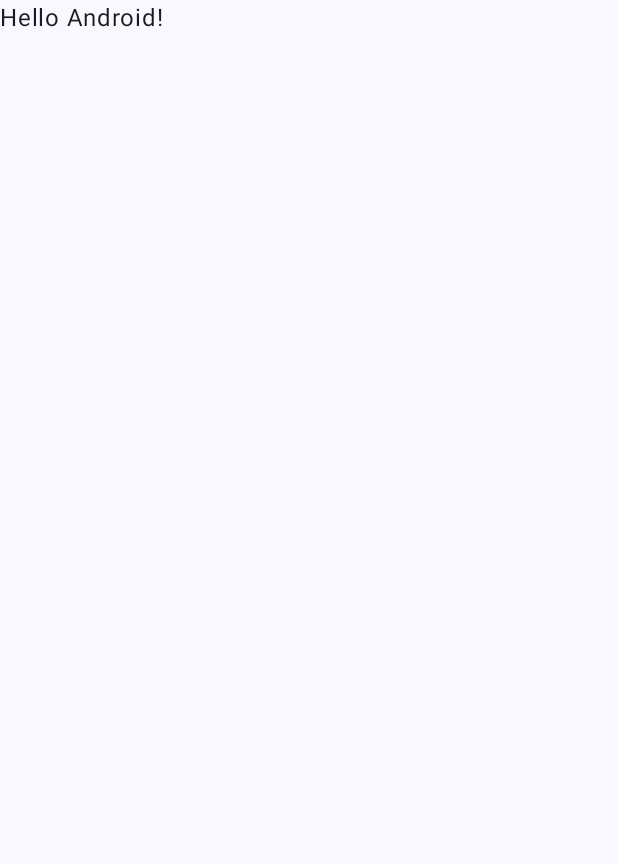
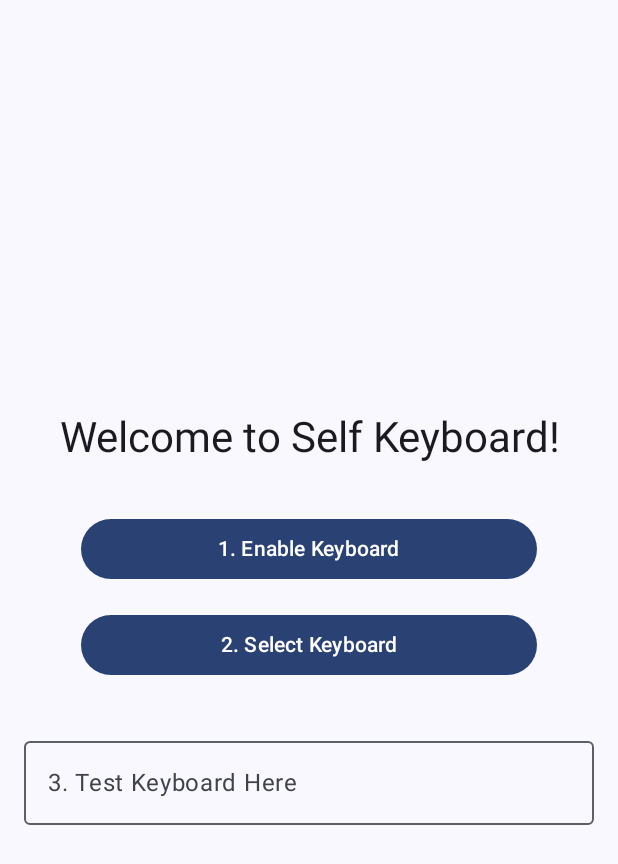
Before and after one commit to QiuWenLL/self_key_board, an Android app built with Jetpack Compose: the screen it shows after launch (MainActivity), on a phone screen of 412 x 824 dp. Before the commit the part shown is almost empty. Shown: the top 864 px of the screen. Run offline under Robolectric (Android 15) with nearby library versions, the light colour scheme and no system bars.

Commit message:
feat：实现基本键盘功能

```diff
--- a/app/src/main/java/com/example/keyboard/MainActivity.kt
+++ b/app/src/main/java/com/example/keyboard/MainActivity.kt
@@ -1,28 +1,36 @@
 package com.example.keyboard
 
+import android.content.Context
+import android.content.Intent
 import android.os.Bundle
+import android.provider.Settings
+import android.view.inputmethod.InputMethodManager
 import androidx.activity.ComponentActivity
 import androidx.activity.compose.setContent
-import androidx.activity.enableEdgeToEdge
-import androidx.compose.foundation.layout.fillMaxSize
-import androidx.compose.foundation.layout.padding
-import androidx.compose.material3.Scaffold
-import androidx.compose.material3.Text
+import androidx.compose.foundation.layout.*
+import androidx.compose.material3.*
 import androidx.compose.runtime.Composable
+import androidx.compose.ui.Alignment
 import androidx.compose.ui.Modifier
-import androidx.compose.ui.tooling.preview.Preview
+import androidx.compose.ui.text.style.TextAlign
+import androidx.compose.ui.unit.dp
 import com.example.keyboard.ui.theme.KeyboardTheme
 
 class MainActivity : ComponentActivity() {
     override fun onCreate(savedInstanceState: Bundle?) {
         super.onCreate(savedInstanceState)
-        enableEdgeToEdge()
         setContent {
             KeyboardTheme {
                 Scaffold(modifier = Modifier.fillMaxSize()) { innerPadding ->
-                    Greeting(
-                        name = "Android",
-                        modifier = Modifier.padding(innerPadding)
+                    SetupScreen(
+                        modifier = Modifier.padding(innerPadding),
+                        onEnableKeyboardClick = {
+                            startActivity(Intent(Settings.ACTION_INPUT_METHOD_SETTINGS))
+                        },
+                        onSelectKeyboardClick = {
+                            val imm = getSystemService(Context.INPUT_METHOD_SERVICE) as InputMethodManager
+                            imm.showInputMethodPicker()
+                        }
                     )
                 }
             }
@@ -31,17 +39,48 @@
 }
 
 @Composable
-fun Greeting(name: String, modifier: Modifier = Modifier) {
-    Text(
-        text = "Hello $name!",
+fun SetupScreen(
+    modifier: Modifier = Modifier,
+    onEnableKeyboardClick: () -> Unit,
+    onSelectKeyboardClick: () -> Unit
+) {
+    Column(
         modifier = modifier
-    )
-}
+            .fillMaxSize()
+            .padding(16.dp),
+        horizontalAlignment = Alignment.CenterHorizontally,
+        verticalArrangement = Arrangement.Center
+    ) {
+        Text(
+            text = "Welcome to Self Keyboard!",
+            style = MaterialTheme.typography.headlineMedium,
+            textAlign = TextAlign.Center
+        )
+        Spacer(modifier = Modifier.height(32.dp))
 
-@Preview(showBackground = true)
-@Composable
-fun GreetingPreview() {
-    KeyboardTheme {
-        Greeting("Android")
+        Button(
+            onClick = onEnableKeyboardClick,
+            modifier = Modifier.fillMaxWidth(0.8f)
+        ) {
+            Text("1. Enable Keyboard")
+        }
+
+        Spacer(modifier = Modifier.height(16.dp))
+
+        Button(
+            onClick = onSelectKeyboardClick,
+            modifier = Modifier.fillMaxWidth(0.8f)
+        ) {
+            Text("2. Select Keyboard")
+        }
+
+        Spacer(modifier = Modifier.height(32.dp))
+
+        OutlinedTextField(
+            value = "",
+            onValueChange = {},
+            label = { Text("3. Test Keyboard Here") },
+            modifier = Modifier.fillMaxWidth()
+        )
     }
 }
--- a/app/src/main/res/values/strings.xml
+++ b/app/src/main/res/values/strings.xml
@@ -1,3 +1,5 @@
 <resources>
     <string name="app_name">keyboard</string>
+    <string name="ime_subtype_en">English (US)</string>
+    <string name="ime_subtype_zh">中文（简体）</string>
 </resources>
```
Also changed, not shown: app/src/main/AndroidManifest.xml (+13 -0 lines), app/src/main/java/com/example/keyboard/KeyboardService.kt (added, +110 -0 lines), app/src/main/java/com/example/keyboard/PinyinEngine.kt (added, +48 -0 lines), app/src/main/java/com/example/keyboard/ui/KeyboardScreen.kt (added, +119 -0 lines), app/src/main/java/com/example/keyboard/ui/components/KeyButton.kt (added, +37 -0 lines), app/src/main/java/com/example/keyboard/ui/layouts/QwertyLayout.kt (added, +99 -0 lines), app/src/main/res/xml/method.xml (added, +18 -0 lines), 1 other file.
